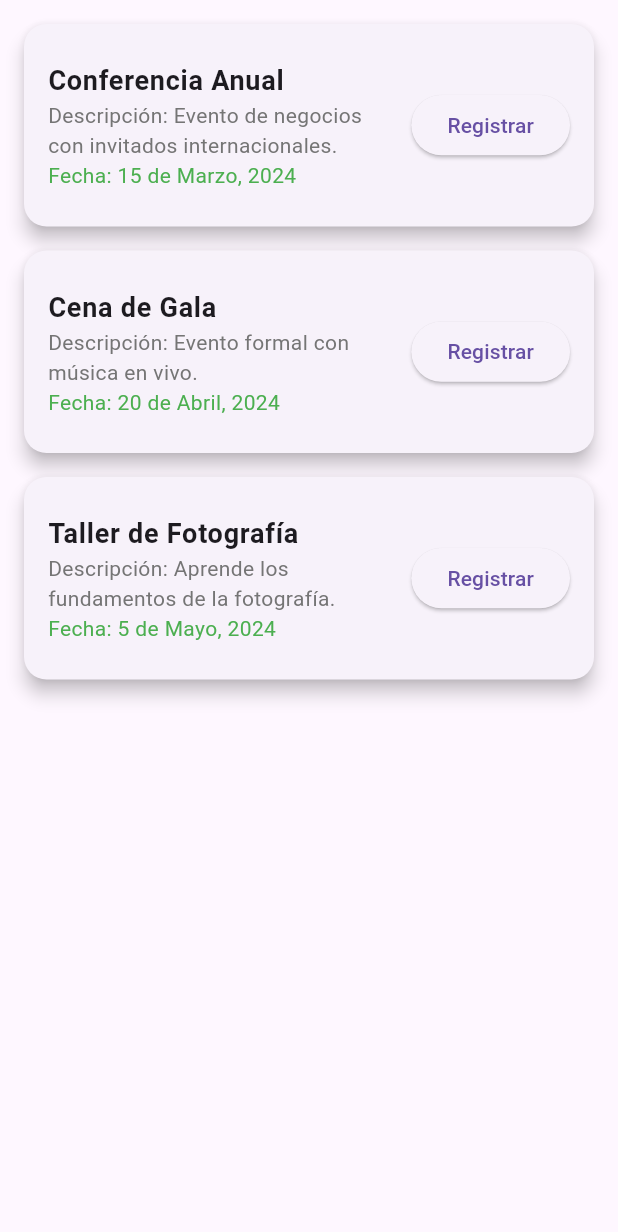
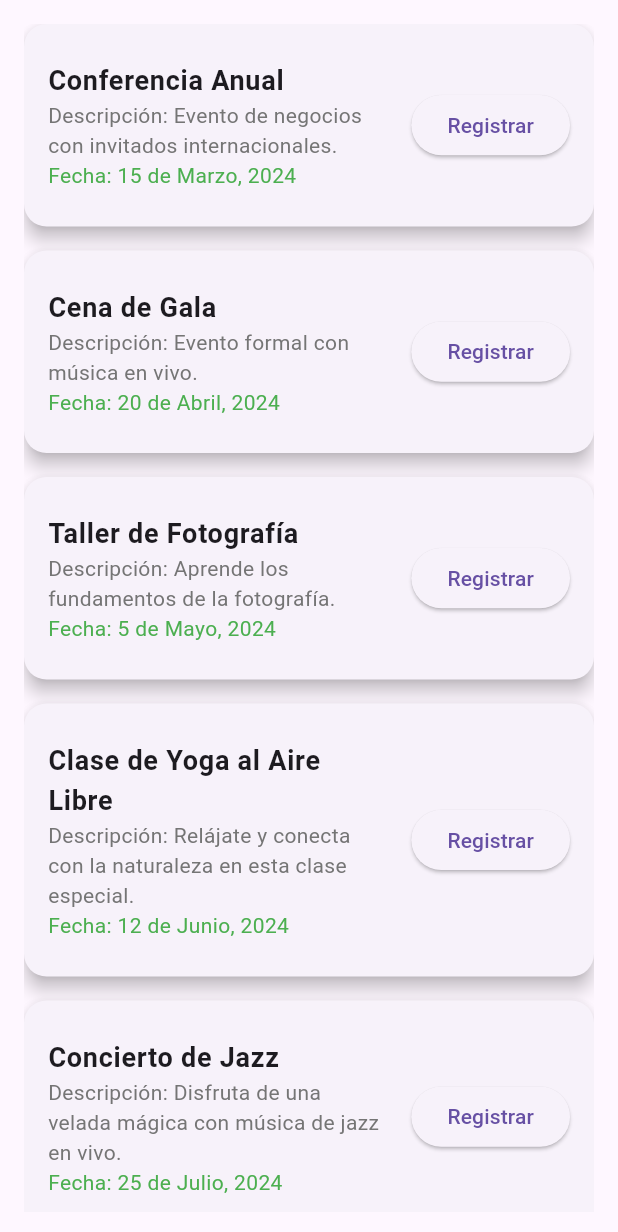
Before and after one commit to AlexMunive21/hotelACJ, a Flutter app: the EventosScreen screen opened directly, on a phone screen of 412 x 824 dp. Shown: the top 1232 px of the screen. Run offline on Flutter 3.47's test engine with Material 3 defaults, Android fonts, the light colour scheme and no system bars.

Commit message:
Update eventos_screen.dart

```diff
--- a/lib/eventos_screen.dart
+++ b/lib/eventos_screen.dart
@@ -22,6 +22,16 @@ class _EventosScreenState extends State<EventosScreen> {
       'descripcion': 'Aprende los fundamentos de la fotografía.',
       'fecha': '5 de Mayo, 2024',
     },
+    {
+  'nombre': 'Clase de Yoga al Aire Libre',
+  'descripcion': 'Relájate y conecta con la naturaleza en esta clase especial.',
+  'fecha': '12 de Junio, 2024',
+  },
+  {
+  'nombre': 'Concierto de Jazz',
+  'descripcion': 'Disfruta de una velada mágica con música de jazz en vivo.',
+  'fecha': '25 de Julio, 2024',
+  },
   ];
 
   @override
```
